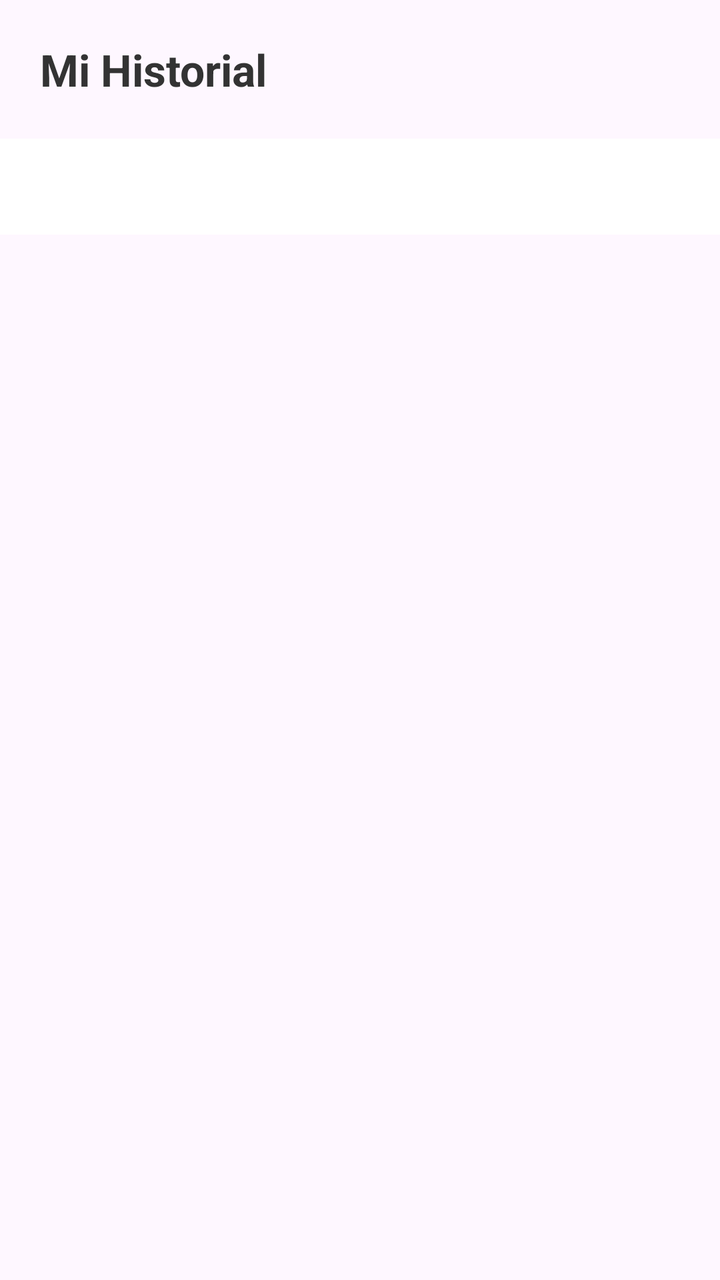
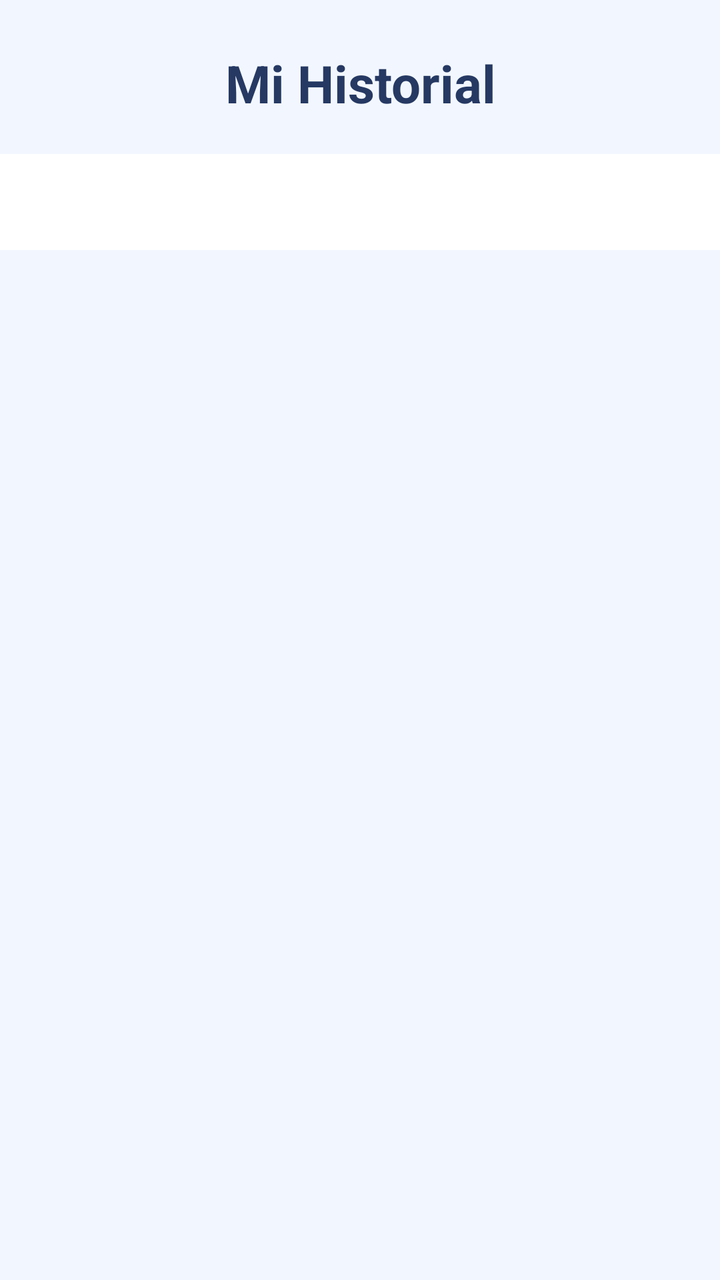

An Android layout rendered at two revisions. The XML below is the earlier revision; the diff shows what the commit changed to produce the second picture.
<!-- AndroidManifest.xml: application theme Theme.MyApplication -->
<!-- res/layout/fragment_products.xml -->
<?xml version="1.0" encoding="utf-8"?>
<LinearLayout xmlns:android="http://schemas.android.com/apk/res/android"
    xmlns:tools="http://schemas.android.com/tools"
    android:layout_width="match_parent"
    android:layout_height="match_parent"
    xmlns:androidx="http://schemas.android.com/apk/res-auto"
    android:orientation="vertical"
    tools:context=".features.order.presentation.fragment.ClientOrderStatusFragment">

        <TextView
            android:layout_width="match_parent"
            android:layout_height="wrap_content"
            android:text="Mi Historial"
            android:textSize="22sp"
            android:textStyle="bold"
            android:textColor="#333"
            android:layout_margin="20dp"
            android:layout_gravity="center"
            />

        
    <com.google.android.material.tabs.TabLayout
        android:id="@+id/tabLayoutOrders"
        android:layout_width="match_parent"
        android:layout_height="wrap_content"
        android:background="@color/white"
        androidx:tabIndicatorColor="@color/black"
        androidx:tabMode="scrollable"
        androidx:tabGravity="center"
        androidx:tabTextAppearance="@style/TabTextStyle" />

    <androidx.viewpager2.widget.ViewPager2
        android:id="@+id/viewPagerOrders"
        android:layout_width="match_parent"
        android:layout_height="match_parent" />
</LinearLayout>
<!-- resources referenced by this layout -->
<resources>
  <color name="black">#FF000000</color>
  <color name="white">#FFFFFFFF</color>
  <style name="TabTextStyle" parent="TextAppearance.Material3.LabelLarge">
          <item name="android:textSize">14sp</item>
          <item name="android:textStyle">bold</item>
      </style>
  <style name="Theme.MyApplication" parent="Base.Theme.MyApplication" />
  <style name="Base.Theme.MyApplication" parent="Theme.Material3.DayNight.NoActionBar">
          
          
      </style>
</resources>

<!-- the commit's change to res/layout/fragment_products.xml (unified diff, before → after) -->
@@ -1,36 +1,49 @@
 <?xml version="1.0" encoding="utf-8"?>
 <LinearLayout xmlns:android="http://schemas.android.com/apk/res/android"
+    xmlns:app="http://schemas.android.com/apk/res-auto"
     xmlns:tools="http://schemas.android.com/tools"
     android:layout_width="match_parent"
     android:layout_height="match_parent"
-    xmlns:androidx="http://schemas.android.com/apk/res-auto"
     android:orientation="vertical"
+    android:background="@color/main_screen"
     tools:context=".features.order.presentation.fragment.ClientOrderStatusFragment">
 
-        <TextView
-            android:layout_width="match_parent"
-            android:layout_height="wrap_content"
-            android:text="Mi Historial"
-            android:textSize="22sp"
-            android:textStyle="bold"
-            android:textColor="#333"
-            android:layout_margin="20dp"
-            android:layout_gravity="center"
-            />
+    
 
-        
+    <TextView
+        android:layout_width="match_parent"
+        android:layout_height="wrap_content"
+        android:layout_marginStart="20dp"
+        android:layout_marginTop="24dp"
+        android:layout_marginEnd="20dp"
+        android:layout_marginBottom="18dp"
+        android:gravity="center"
+        android:text="Mi Historial"
+        android:textColor="@color/foodstore_primary"
+        android:textSize="26sp"
+        android:textStyle="bold" />
+
+    
+
     <com.google.android.material.tabs.TabLayout
         android:id="@+id/tabLayoutOrders"
         android:layout_width="match_parent"
         android:layout_height="wrap_content"
-        android:background="@color/white"
-        androidx:tabIndicatorColor="@color/black"
-        androidx:tabMode="scrollable"
-        androidx:tabGravity="center"
-        androidx:tabTextAppearance="@style/TabTextStyle" />
+        android:background="@color/foodstore_surface"
+        app:tabGravity="center"
+        app:tabIndicatorColor="@color/foodstore_primary"
+        app:tabIndicatorFullWidth="false"
+        app:tabMode="scrollable"
+        app:tabSelectedTextColor="@color/foodstore_primary"
+        app:tabTextAppearance="@style/TabTextStyle"
+        app:tabTextColor="@color/foodstore_text_secondary" />
+
+    
 
     <androidx.viewpager2.widget.ViewPager2
         android:id="@+id/viewPagerOrders"
         android:layout_width="match_parent"
-        android:layout_height="match_parent" />
+        android:layout_height="0dp"
+        android:layout_weight="1" />
+
 </LinearLayout>
<!-- resource entries referenced after the edit -->
@@ -1,7 +1,9 @@
 <!-- resources referenced by this layout -->
 <resources>
-  <color name="black">#FF000000</color>
-  <color name="white">#FFFFFFFF</color>
+  <color name="foodstore_primary">#263963</color>
+  <color name="foodstore_surface">#FFFFFF</color>
+  <color name="foodstore_text_secondary">#777777</color>
+  <color name="main_screen">#F2F7FF</color>
   <style name="TabTextStyle" parent="TextAppearance.Material3.LabelLarge">
           <item name="android:textSize">14sp</item>
           <item name="android:textStyle">bold</item>
